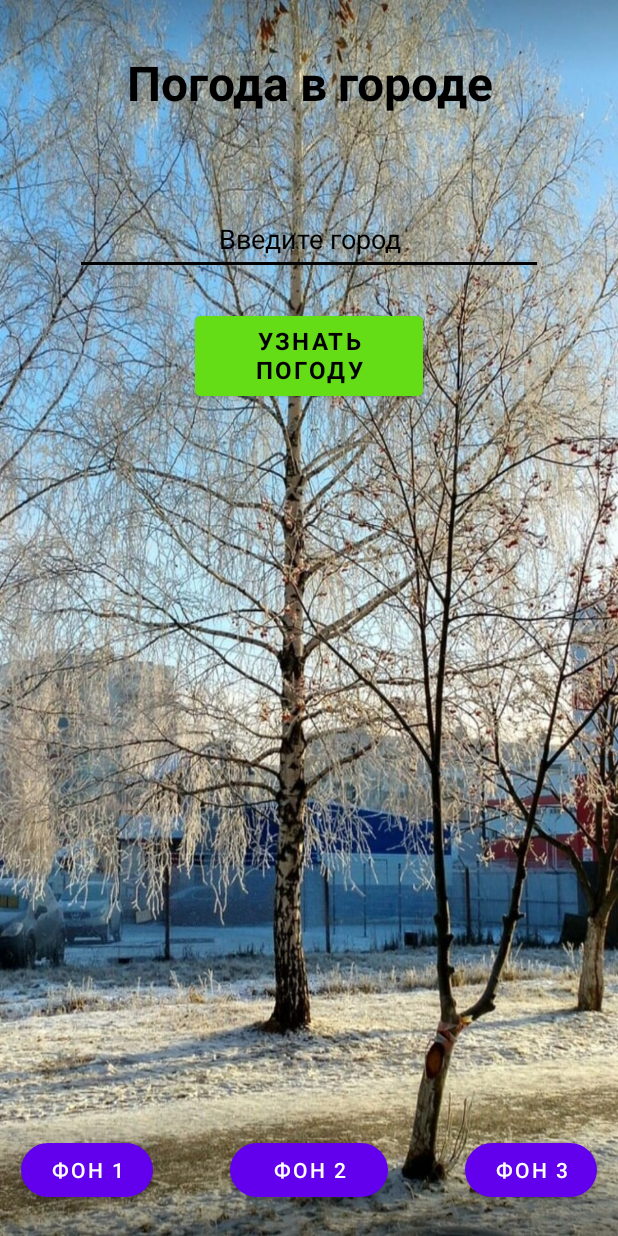
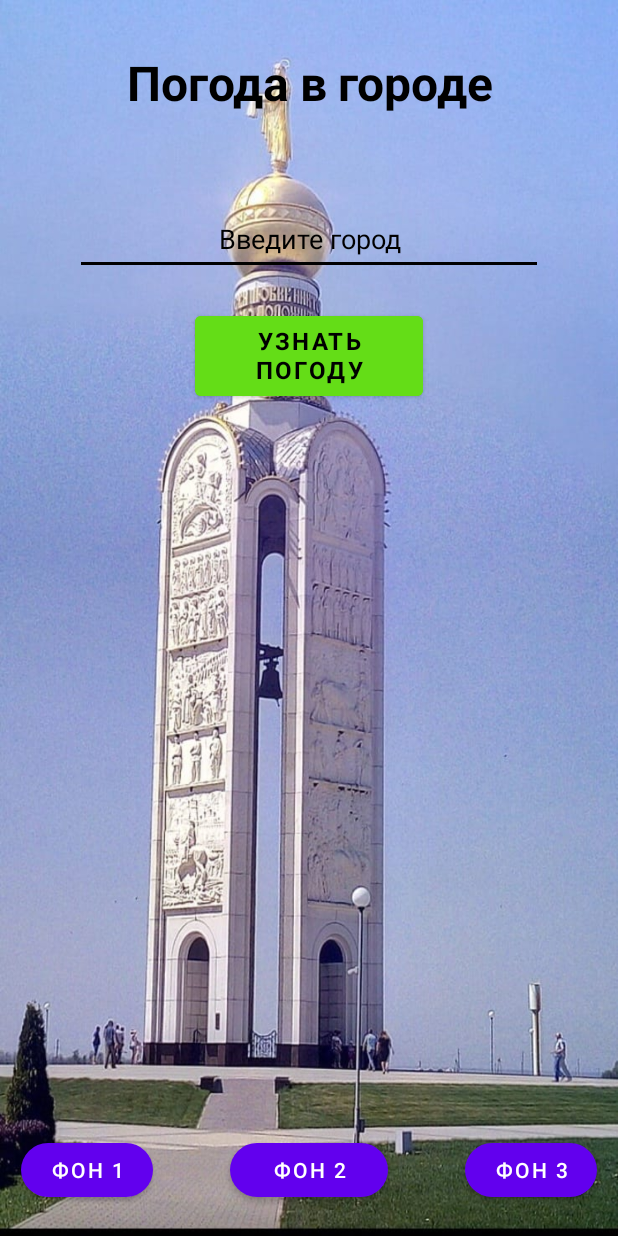
Before and after one commit to vyntyk/My_Weather, an Android app: the screen it shows after launch (MainActivity), on a phone screen of 412 x 824 dp. Run offline under Robolectric (Android 15) with nearby library versions, the phone set to English and light mode, and no system bars.

Commit message:
фоны v1.5

```diff
--- a/app/src/main/res/layout/activity_main.xml
+++ b/app/src/main/res/layout/activity_main.xml
@@ -60,7 +60,7 @@
         android:layout_marginTop="30sp"
         android:fontFamily="@font/montserrat_bold"
         android:textAlignment="center"
-        android:textColor="@color/white"
+        android:textColor="@color/black"
         android:textSize="24sp"
         android:textStyle="bold" />
 
@@ -72,7 +72,7 @@
         android:layout_marginTop="10sp"
         android:fontFamily="@font/montserrat_bold"
         android:textAlignment="center"
-        android:textColor="@color/white"
+        android:textColor="@color/black"
         android:textSize="24sp"
         android:textStyle="bold" />
 
@@ -84,7 +84,7 @@
         android:layout_marginTop="10sp"
         android:fontFamily="@font/montserrat_bold"
         android:textAlignment="center"
-        android:textColor="@color/white"
+        android:textColor="@color/black"
         android:textSize="24sp"
         android:textStyle="bold" />
 
@@ -96,7 +96,7 @@
         android:layout_marginTop="10sp"
         android:fontFamily="@font/montserrat_bold"
         android:textAlignment="center"
-        android:textColor="@color/white"
+        android:textColor="@color/black"
         android:textSize="24sp"
         android:textStyle="bold" />
 
@@ -108,7 +108,7 @@
         android:layout_marginTop="10sp"
         android:fontFamily="@font/montserrat_bold"
         android:textAlignment="center"
-        android:textColor="@color/white"
+        android:textColor="@color/black"
         android:textSize="24sp"
         android:textStyle="bold" />
 
```
Also changed, not shown: app/src/main/res/drawable-v24/foto4.jpeg.
